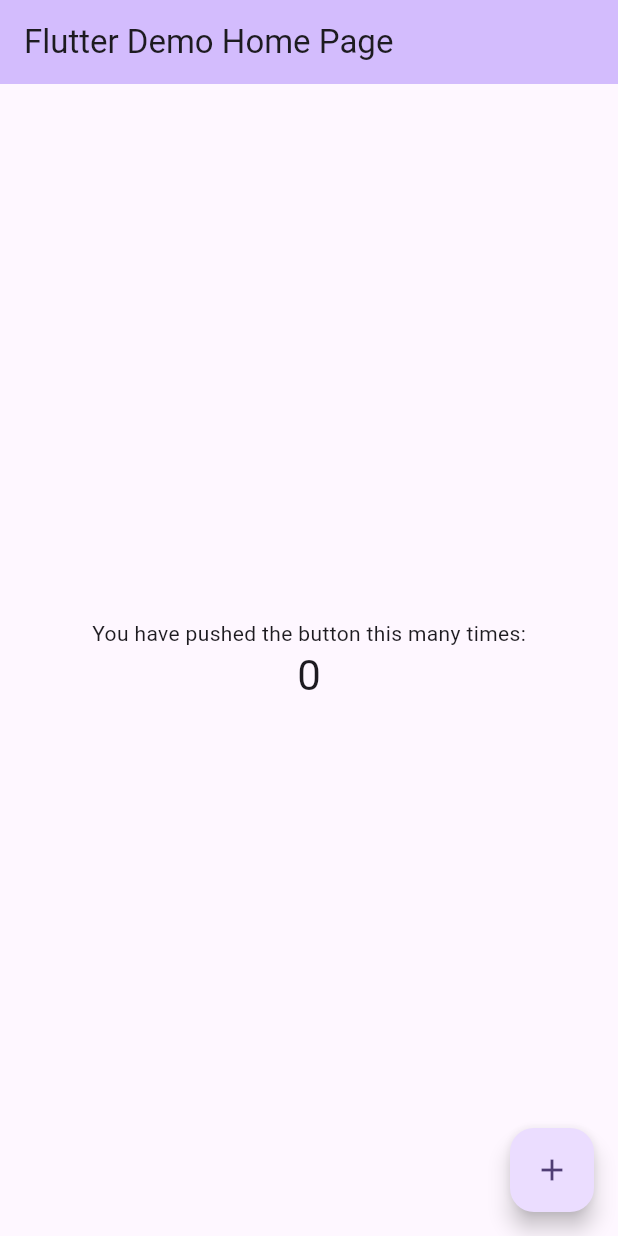
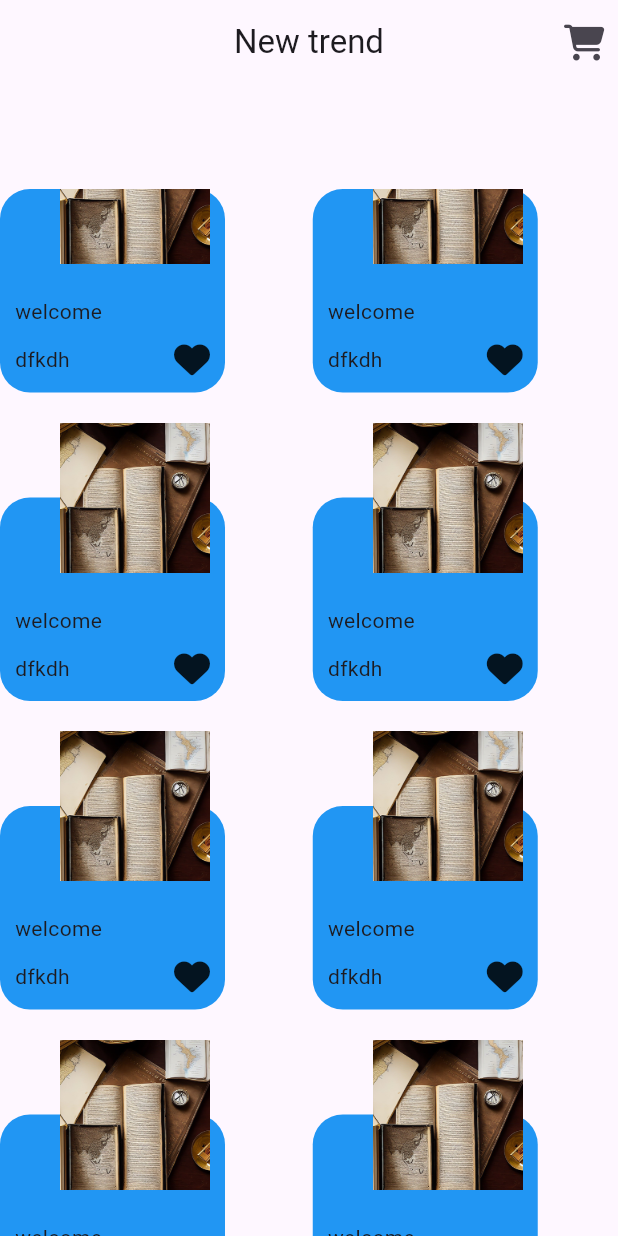
Before and after one commit to AbdoMohamed98/market_app, a Flutter app: the screen it shows after launch, on a phone screen of 412 x 824 dp. Run offline on Flutter 3.47's test engine with Material 3 defaults, Android fonts, the phone set to English and light mode, and no system bars; our stand-ins replace flutter_screenutil, font_awesome_flutter.

Commit message:
creating homeview.dart

```diff
--- a/lib/main.dart
+++ b/lib/main.dart
@@ -1,4 +1,6 @@
 import 'package:flutter/material.dart';
+import 'package:flutter_screenutil/flutter_screenutil.dart';
+import 'package:market_app/views/homeview.dart';
 
 void main() {
   runApp(const MyApp());
@@ -10,113 +12,17 @@ class MyApp extends StatelessWidget {
   // This widget is the root of your application.
   @override
   Widget build(BuildContext context) {
-    return MaterialApp(
-      title: 'Flutter Demo',
-      theme: ThemeData(
-        // This is the theme of your application.
-        //
-        // TRY THIS: Try running your application with "flutter run". You'll see
-        // the application has a purple toolbar. Then, without quitting the app,
-        // try changing the seedColor in the colorScheme below to Colors.green
-        // and then invoke "hot reload" (save your changes or press the "hot
-        // reload" button in a Flutter-supported IDE, or press "r" if you used
-        // the command line to start the app).
-        //
-        // Notice that the counter didn't reset back to zero; the application
-        // state is not lost during the reload. To reset the state, use hot
-        // restart instead.
-        //
-        // This works for code too, not just values: Most code changes can be
-        // tested with just a hot reload.
-        colorScheme: ColorScheme.fromSeed(seedColor: Colors.deepPurple),
-      ),
-      home: const MyHomePage(title: 'Flutter Demo Home Page'),
-    );
+    return ScreenUtilInit
+    (
+      designSize: const Size(375, 812),
+      minTextAdapt: true,
+
+      builder: (context, child) => const MaterialApp(
+        debugShowCheckedModeBanner: false,
+        title: 'Flutter Demo',
+
+        home: Homeview(),
+    ));
+
   }
 }
-
-class MyHomePage extends StatefulWidget {
-  const MyHomePage({super.key, required this.title});
-
-  // This widget is the home page of your application. It is stateful, meaning
-  // that it has a State object (defined below) that contains fields that affect
-  // how it looks.
-
-  // This class is the configuration for the state. It holds the values (in this
-  // case the title) provided by the parent (in this case the App widget) and
-  // used by the build method of the State. Fields in a Widget subclass are
-  // always marked "final".
-
-  final String title;
-
-  @override
-  State<MyHomePage> createState() => _MyHomePageState();
-}
-
-class _MyHomePageState extends State<MyHomePage> {
-  int _counter = 0;
-
-  void _incrementCounter() {
-    setState(() {
-      // This call to setState tells the Flutter framework that something has
-      // changed in this State, which causes it to rerun the build method below
-      // so that the display can reflect the updated values. If we changed
-      // _counter without calling setState(), then the build method would not be
-      // called again, and so nothing would appear to happen.
-      _counter++;
-    });
-  }
-
-  @override
-  Widget build(BuildContext context) {
-    // This method is rerun every time setState is called, for instance as done
-    // by the _incrementCounter method above.
-    //
-    // The Flutter framework has been optimized to make rerunning build methods
-    // fast, so that you can just rebuild anything that needs updating rather
-    // than having to individually change instances of widgets.
-    return Scaffold(
-      appBar: AppBar(
-        // TRY THIS: Try changing the color here to a specific color (to
-        // Colors.amber, perhaps?) and trigger a hot reload to see the AppBar
-        // change color while the other colors stay the same.
-        backgroundColor: Theme.of(context).colorScheme.inversePrimary,
-        // Here we take the value from the MyHomePage object that was created by
-        // the App.build method, and use it to set our appbar title.
-        title: Text(widget.title),
-      ),
-      body: Center(
-        // Center is a layout widget. It takes a single child and positions it
-        // in the middle of the parent.
-        child: Column(
-          // Column is also a layout widget. It takes a list of children and
-          // arranges them vertically. By default, it sizes itself to fit its
-          // children horizontally, and tries to be as tall as its parent.
-          //
-          // Column has various properties to control how it sizes itself and
-          // how it positions its children. Here we use mainAxisAlignment to
-          // center the children vertically; the main axis here is the vertical
-          // axis because Columns are vertical (the cross axis would be
-          // horizontal).
-          //
-          // TRY THIS: Invoke "debug painting" (choose the "Toggle Debug Paint"
-          // action in the IDE, or press "p" in the console), to see the
-          // wireframe for each widget.
-          mainAxisAlignment: MainAxisAlignment.center,
-          children: <Widget>[
-            const Text('You have pushed the button this many times:'),
-            Text(
-              '$_counter',
-              style: Theme.of(context).textTheme.headlineMedium,
-            ),
-          ],
-        ),
-      ),
-      floatingActionButton: FloatingActionButton(
-        onPressed: _incrementCounter,
-        tooltip: 'Increment',
-        child: const Icon(Icons.add),
-      ), // This trailing comma makes auto-formatting nicer for build methods.
-    );
-  }
-}
--- /dev/null
+++ b/lib/views/homeview.dart
@@ -0,0 +1,90 @@
+import 'package:flutter/material.dart';
+import 'package:font_awesome_flutter/font_awesome_flutter.dart';
+
+class Homeview extends StatelessWidget {
+  const Homeview({super.key});
+
+  @override
+  Widget build(BuildContext context) {
+    return Scaffold(
+      appBar: AppBar(
+        title: const Text('New trend'),
+        centerTitle: true,
+        actions: [
+          IconButton(
+            icon: const Icon(FontAwesomeIcons.cartShopping),
+            onPressed: () {},
+          ),
+        ],
+      ),
+      body:
+      Padding(
+        padding: const EdgeInsets.only(top:70),
+        child: GridView.builder(
+          gridDelegate: const SliverGridDelegateWithFixedCrossAxisCount(
+            crossAxisCount: 2,
+            mainAxisSpacing: 70,
+            crossAxisSpacing:5,
+            childAspectRatio: 1.5,
+          ),
+          itemBuilder:(context, index) =>  Stack(
+              children: [
+                Container(
+                  height: 150,
+                  width: 150,
+
+                  decoration: BoxDecoration(
+                    borderRadius: BorderRadius.circular(20),
+                    color: Colors.blue,
+                  ),
+
+                  child: Stack(
+                    clipBehavior: Clip.none,
+                    children: [
+                      Positioned(
+
+                        top: -50,
+                        left: 40,
+                        child: SizedBox(
+                          height: 100,
+                          width: 100,
+                          child: Image.asset(
+                            'assets/generated.png',
+                            fit: BoxFit.cover,
+                          ),
+                        ),
+                      ),
+                      Positioned(
+                        bottom: 10,
+                        left: 10,
+                        right: 10,
+                        child: Column(
+                          crossAxisAlignment: CrossAxisAlignment.start,
+                          children: [
+                            Text('welcome'),
+                            SizedBox(height: 10),
+                            SizedBox(
+                              width: 250,
+                              child: Row(
+                                mainAxisAlignment: MainAxisAlignment.spaceBetween,
+                                children: [
+                                  Text('dfkdh'),
+
+                                  Icon(FontAwesomeIcons.solidHeart),
+                                ],
+                              ),
+                            ),
+                          ],
+                        ),
+                      ),
+                    ],
+                  ),
+                ),
+              ],
+            ),
+        ),
+      ),
+      );
+
+  }
+}
```
Also changed, not shown: pubspec.yaml (+4 -3 lines), assets/generated.png (added), pubspec.lock.
